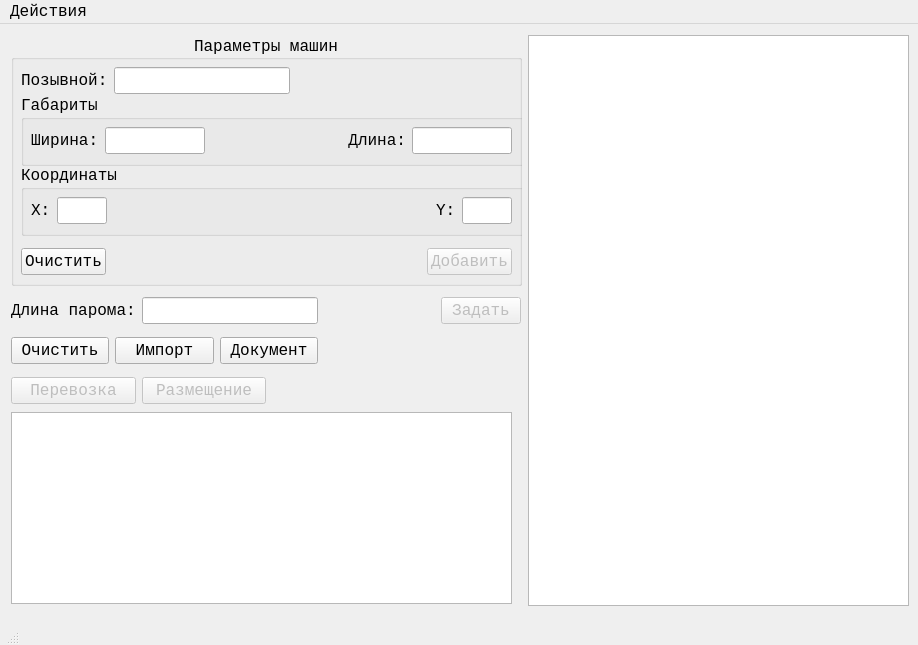
Above: mainwindow.ui from userviktoriuss/mil_ferry before the change. Below: the same form after it.
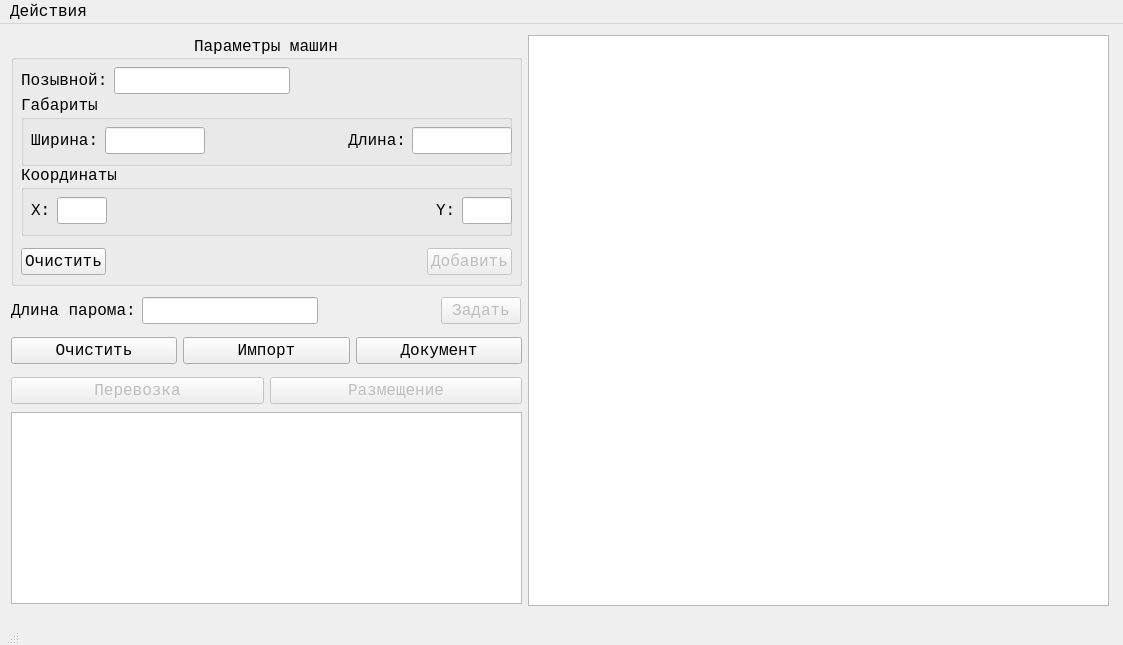
That is the form after the change.

Patch:
```diff
--- a/mainwindow.ui
+++ b/mainwindow.ui
@@ -6,7 +6,7 @@
    <rect>
     <x>0</x>
     <y>0</y>
-    <width>918</width>
+    <width>1123</width>
     <height>645</height>
    </rect>
   </property>
@@ -39,7 +39,7 @@
      </rect>
     </property>
     <property name="sizePolicy">
-     <sizepolicy hsizetype="Preferred" vsizetype="Preferred">
+     <sizepolicy hsizetype="Minimum" vsizetype="Preferred">
       <horstretch>0</horstretch>
       <verstretch>0</verstretch>
      </sizepolicy>
@@ -127,7 +127,7 @@
       <rect>
        <x>10</x>
        <y>130</y>
-       <width>541</width>
+       <width>491</width>
        <height>71</height>
       </rect>
      </property>
@@ -322,7 +322,7 @@
       <rect>
        <x>10</x>
        <y>60</y>
-       <width>541</width>
+       <width>491</width>
        <height>71</height>
       </rect>
      </property>
@@ -461,22 +461,28 @@
      <rect>
       <x>528</x>
       <y>11</y>
-      <width>381</width>
+      <width>581</width>
       <height>571</height>
      </rect>
     </property>
+    <property name="sizePolicy">
+     <sizepolicy hsizetype="Expanding" vsizetype="Expanding">
+      <horstretch>0</horstretch>
+      <verstretch>0</verstretch>
+     </sizepolicy>
+    </property>
    </widget>
    <widget class="QTableView" name="tableView">
     <property name="geometry">
      <rect>
       <x>11</x>
       <y>388</y>
-      <width>501</width>
+      <width>511</width>
       <height>192</height>
      </rect>
     </property>
     <property name="sizePolicy">
-     <sizepolicy hsizetype="Preferred" vsizetype="Preferred">
+     <sizepolicy hsizetype="Minimum" vsizetype="Expanding">
       <horstretch>0</horstretch>
       <verstretch>0</verstretch>
      </sizepolicy>
@@ -487,15 +493,21 @@
      <rect>
       <x>11</x>
       <y>310</y>
-      <width>307</width>
+      <width>511</width>
       <height>33</height>
      </rect>
     </property>
+    <property name="sizePolicy">
+     <sizepolicy hsizetype="Minimum" vsizetype="Preferred">
+      <horstretch>0</horstretch>
+      <verstretch>0</verstretch>
+     </sizepolicy>
+    </property>
     <layout class="QHBoxLayout" name="horizontalLayout">
      <item>
       <widget class="QPushButton" name="clearTablePushButton">
        <property name="sizePolicy">
-        <sizepolicy hsizetype="Preferred" vsizetype="Fixed">
+        <sizepolicy hsizetype="Minimum" vsizetype="Fixed">
          <horstretch>0</horstretch>
          <verstretch>0</verstretch>
         </sizepolicy>
@@ -514,7 +526,7 @@
      <item>
       <widget class="QPushButton" name="importPushButton">
        <property name="sizePolicy">
-        <sizepolicy hsizetype="Preferred" vsizetype="Fixed">
+        <sizepolicy hsizetype="Minimum" vsizetype="Fixed">
          <horstretch>0</horstretch>
          <verstretch>0</verstretch>
         </sizepolicy>
@@ -533,7 +545,7 @@
      <item>
       <widget class="QPushButton" name="documentPushButton">
        <property name="sizePolicy">
-        <sizepolicy hsizetype="Preferred" vsizetype="Fixed">
+        <sizepolicy hsizetype="Minimum" vsizetype="Fixed">
          <horstretch>0</horstretch>
          <verstretch>0</verstretch>
         </sizepolicy>
@@ -626,10 +638,16 @@
      <rect>
       <x>11</x>
       <y>350</y>
-      <width>255</width>
+      <width>511</width>
       <height>33</height>
      </rect>
     </property>
+    <property name="sizePolicy">
+     <sizepolicy hsizetype="Minimum" vsizetype="Preferred">
+      <horstretch>0</horstretch>
+      <verstretch>0</verstretch>
+     </sizepolicy>
+    </property>
     <layout class="QHBoxLayout" name="horizontalLayout_3">
      <item>
       <widget class="QPushButton" name="transportPushButton">
@@ -637,7 +655,7 @@
         <bool>false</bool>
        </property>
        <property name="sizePolicy">
-        <sizepolicy hsizetype="Preferred" vsizetype="Fixed">
+        <sizepolicy hsizetype="Minimum" vsizetype="Fixed">
          <horstretch>0</horstretch>
          <verstretch>0</verstretch>
         </sizepolicy>
@@ -659,7 +677,7 @@
         <bool>false</bool>
        </property>
        <property name="sizePolicy">
-        <sizepolicy hsizetype="Preferred" vsizetype="Fixed">
+        <sizepolicy hsizetype="Minimum" vsizetype="Fixed">
          <horstretch>0</horstretch>
          <verstretch>0</verstretch>
         </sizepolicy>
@@ -713,7 +731,7 @@
     <rect>
      <x>0</x>
      <y>0</y>
-     <width>918</width>
+     <width>1123</width>
      <height>27</height>
     </rect>
    </property>
```
Left out of the diff: 52 changed lines with no effect on the pictures.
